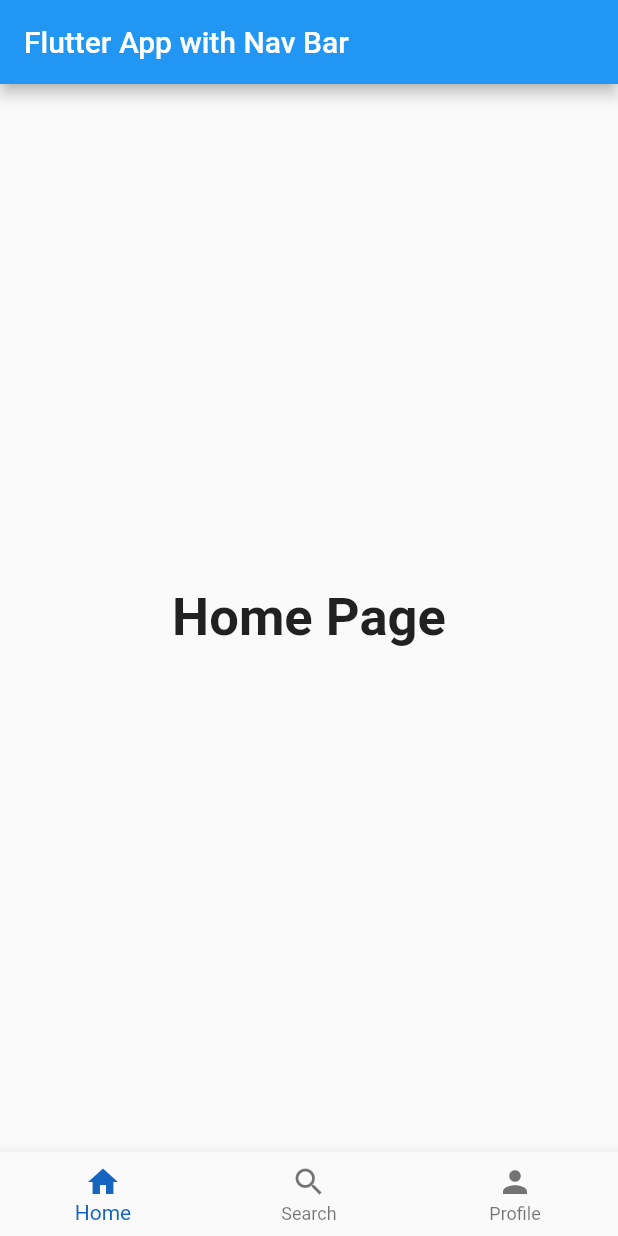
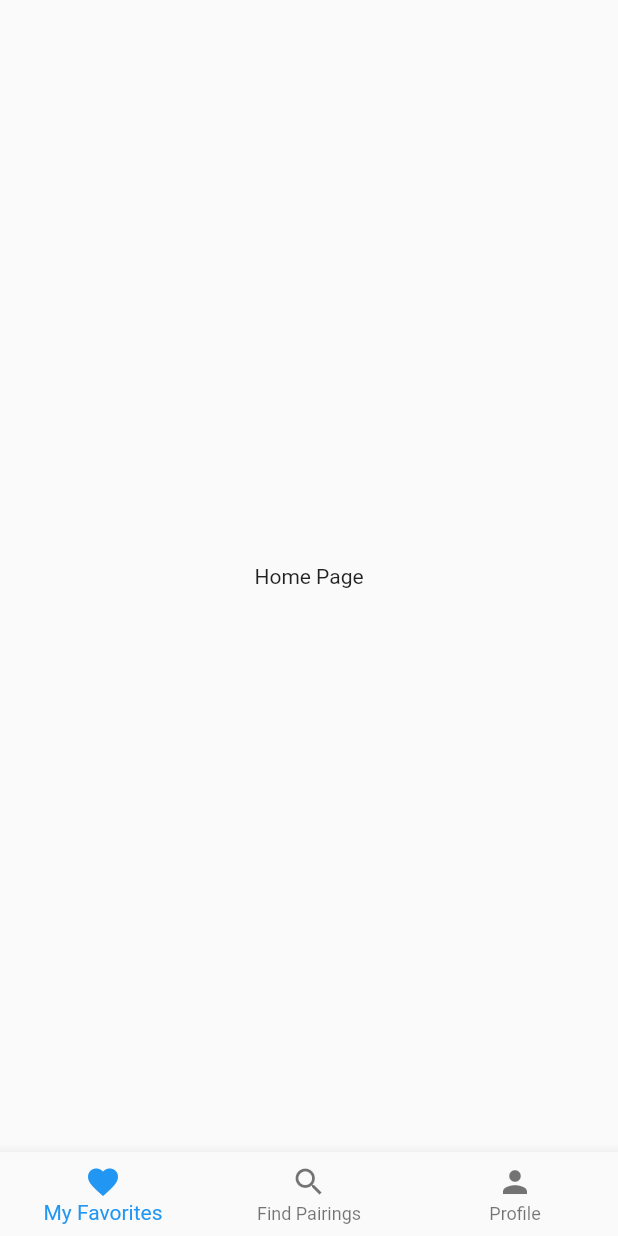
Before and after one commit to RaeClay/flair_pair, a Flutter app: the screen it shows after launch, on a phone screen of 412 x 824 dp. Run offline on Flutter 3.47's test engine with Material 2 defaults, Android fonts, the phone set to English and light mode, and no system bars.

Commit message:
updates / changes: - the main.dart file doesn't contain the home view anymore it just loads the home page that is now in the home_view.dart file
- the bottom navigation bar has the 3 main functions (for now) and when each button is pressed it navigates to a view page that will display what it holds (empty right now)

- the app bar goes away when the home page is left - I'm looking at different ways to fix that I don't think it will be hard

- there isn't an app bar on the homepage I know, but that's easy to implement and I wanted to push these changes for now

- theres obviously no styling right now, but I'm working to get the flow of logic in check before making it look pretty

thinking:
For the home page we just fill it up with bullshit and let the bottom navigation bar navigate to all of the core features (i.e. the things we talked to jacob and the TA dude about). It'd be best to keep it simple by showing the 3 main things - pairing, favoriting, and a profile.

Entering food allergies and shit will be a good thing to showcase in the profile section, but having it affect the pairing recommendations might be waaaaaaaaay over our heads - I'm not sure if he will be expecting to have that fully functional but it doesn't matter right now since we only need to get the pairing function working for Thursday.

More on potential shit for the homepage we could make it look pretty with a nice logo at the top and maybe a slogan and put some fun shit like this to fill it up:
"Pairings We Love" section that just suggests a random pairing

"Explore Restaurants Near You" that just pulls up a map or links to google maps

"Whats new" maybe a link to new news in the alcohol industry or something

Those are just some ideas, filling the home with buttons of our core functionalities I feel like would look a little silly, the nav bar can do all that work. Luckily we dont really have to worry about that now - gotta work on the pairings page

```diff
--- a/lib/main.dart
+++ b/lib/main.dart
@@ -1,4 +1,5 @@
 import 'package:flutter/material.dart';
+import 'view/home_view.dart'; // home view
 
 void main() => runApp(MyApp());
 
@@ -7,62 +8,7 @@ class MyApp extends StatelessWidget {
   Widget build(BuildContext context) {
     return MaterialApp(
       title: 'FlairPair',
-                theme: ThemeData(
-                primarySwatch: Colors.blue,
-      ),
-        home: MyHomePage(),
+      home: HomePage(), // Set HomePage as the home
     );
   }
 }
-
-class MyHomePage extends StatefulWidget {
-    @override
-    _MyHomePageState createState() => _MyHomePageState();
-}
-
-class _MyHomePageState extends State<MyHomePage> {
-    int _selectedIndex = 0;
-
-    static const List<Widget> _widgetOptions = <Widget>[
-    Text('Home Page', style: TextStyle(fontSize: 35, fontWeight: FontWeight.bold)),
-    Text('Search Page', style: TextStyle(fontSize: 35, fontWeight: FontWeight.bold)),
-    Text('Profile Page', style: TextStyle(fontSize: 35, fontWeight: FontWeight.bold)),
-            ];
-
-    void _onItemTapped(int index) {
-        setState(() {
-            _selectedIndex = index;
-        });
-    }
-
-    @override
-    Widget build(BuildContext context) {
-        return Scaffold(
-                appBar: AppBar(
-                title: Text('Flutter App with Nav Bar'),
-      ),
-        body: Center(
-                child: _widgetOptions.elementAt(_selectedIndex),
-      ),
-        bottomNavigationBar: BottomNavigationBar(
-                items: const <BottomNavigationBarItem>[
-        BottomNavigationBarItem(
-                icon: Icon(Icons.home),
-                label: 'Home',
-          ),
-        BottomNavigationBarItem(
-                icon: Icon(Icons.search),
-                label: 'Search',
-          ),
-        BottomNavigationBarItem(
-                icon: Icon(Icons.person),
-                label: 'Profile',
-          ),
-        ],
-        currentIndex: _selectedIndex,
-                selectedItemColor: Colors.blue[800],
-                onTap: _onItemTapped,
-      ),
-    );
-    }
-}
--- /dev/null
+++ b/lib/view/favoritespage_view.dart
@@ -0,0 +1,16 @@
+import 'package:flutter/material.dart';
+
+
+class FavoritesPage extends StatelessWidget {
+  @override
+  Widget build(BuildContext context) {
+    return Scaffold(
+      appBar: AppBar(
+        title: Text('My Favorites'),
+      ),
+      body: Center(
+        child: Text('This is the Favorites Page'),
+      ),
+    );
+  }
+}
--- a/lib/view/home_view.dart
+++ b/lib/view/home_view.dart
@@ -0,0 +1,60 @@
+import 'package:flutter/material.dart';
+
+// import all views that can be accessed from home page
+import 'pairingpage_view.dart';
+import 'favoritespage_view.dart';
+import 'profilepage_view.dart';
+
+class HomePage extends StatefulWidget {
+  @override
+  _HomePageState createState() => _HomePageState();
+}
+
+class _HomePageState extends State<HomePage> {
+  int _selectedIndex = 0;
+
+  void _onItemTapped(int index) {
+    setState(() {
+      _selectedIndex = index;
+    });
+
+    switch (index) {
+      case 0:
+        Navigator.push(context, MaterialPageRoute(builder: (context) => FavoritesPage()));
+        break;
+      case 1:
+        Navigator.push(context, MaterialPageRoute(builder: (context) => PairingsPage()));
+        break;
+      case 2:
+        Navigator.push(context, MaterialPageRoute(builder: (context) => ProfilePage()));
+        break;
+    }
+  }
+
+  @override
+  Widget build(BuildContext context) {
+    return Scaffold(
+      body: Center(
+        child: Text('Home Page'),
+      ),
+      bottomNavigationBar: BottomNavigationBar(
+        items: const <BottomNavigationBarItem>[
+          BottomNavigationBarItem(
+            icon: Icon(Icons.favorite),
+            label: 'My Favorites',
+          ),
+          BottomNavigationBarItem(
+            icon: Icon(Icons.search),
+            label: 'Find Pairings',
+          ),
+          BottomNavigationBarItem(
+            icon: Icon(Icons.person),
+            label: 'Profile',
+          ),
+        ],
+        currentIndex: _selectedIndex,
+        onTap: _onItemTapped,
+      ),
+    );
+  }
+}
--- /dev/null
+++ b/lib/view/pairingpage_view.dart
@@ -0,0 +1,20 @@
+/* this will be that page that pops up when looking for pairings --
+   it should appear when the "Find Pairings" button is pressed on
+   the nav bar
+ */
+
+import 'package:flutter/material.dart';
+
+class PairingsPage extends StatelessWidget {
+  @override
+  Widget build(BuildContext context) {
+    return Scaffold(
+      appBar: AppBar(
+        title: Text('Find Pairings'),
+      ),
+      body: Center(
+        child: Text('This is the Pairings Page'),
+      ),
+    );
+  }
+}
```
Also changed, not shown: lib/view/profilepage_view.dart (added, +15 -0 lines). Lines whose indentation alone changed are shown as unchanged.
